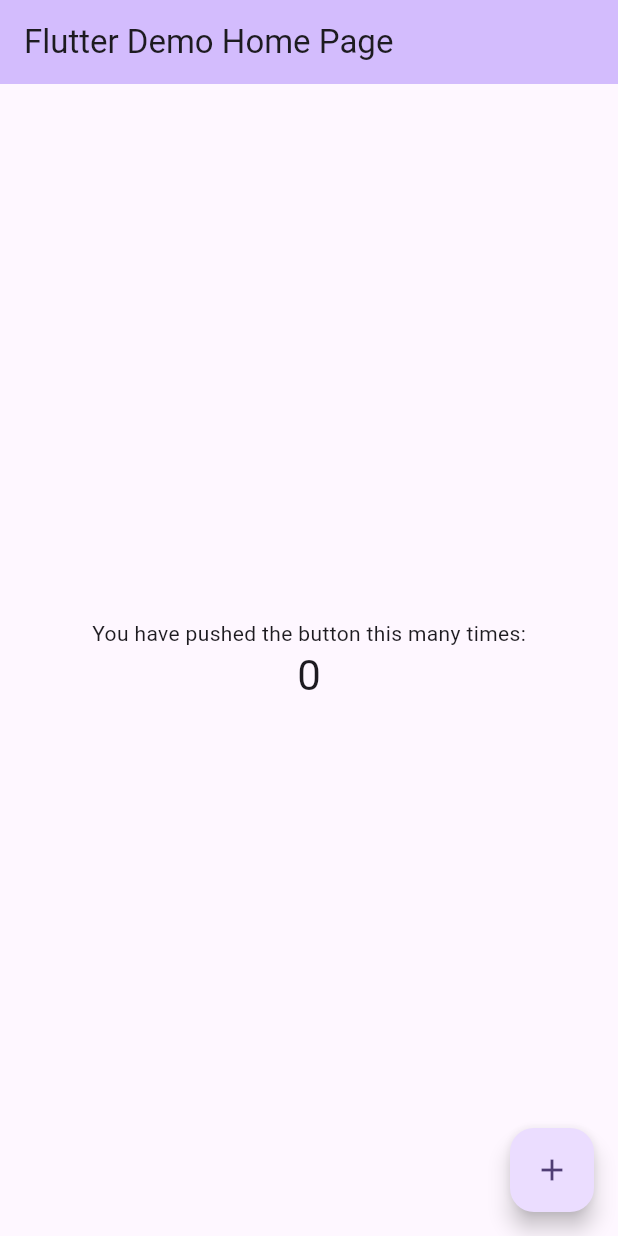
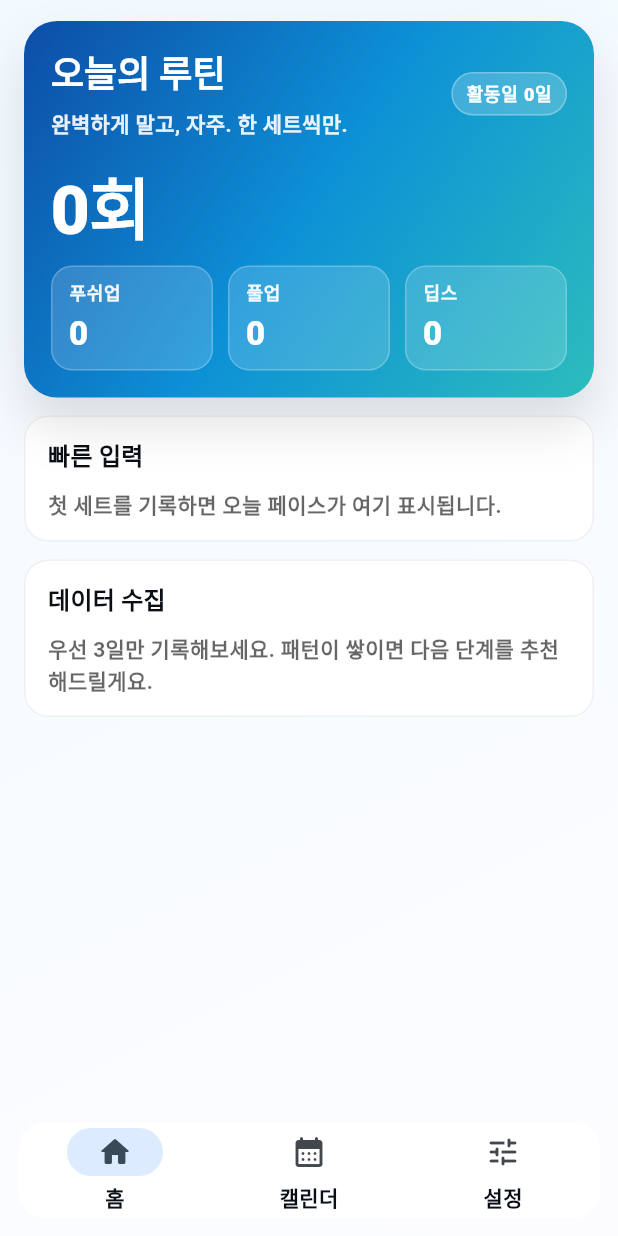
Before and after one commit to Forevernewvie/project-gtg-flutter, a Flutter app: the screen it shows after launch, on a phone screen of 412 x 824 dp. Run offline on Flutter 3.47's test engine with Material 3 defaults, Android fonts, the phone set to English and light mode, and no system bars; our stand-ins replace flutter_riverpod, go_router.

Commit message:
chore: init flutter app scaffold

```diff
--- /dev/null
+++ b/lib/app/app_shell.dart
@@ -0,0 +1,52 @@
+import 'dart:ui';
+
+import 'package:flutter/material.dart';
+import 'package:go_router/go_router.dart';
+
+import '../core/gtg_gradients.dart';
+
+class AppShell extends StatelessWidget {
+  const AppShell({super.key, required this.navigationShell});
+
+  final StatefulNavigationShell navigationShell;
+
+  @override
+  Widget build(BuildContext context) {
+    return DecoratedBox(
+      decoration: const BoxDecoration(gradient: GtgGradients.pageBackground),
+      child: Scaffold(
+        body: SafeArea(bottom: false, child: navigationShell),
+        bottomNavigationBar: SafeArea(
+          top: false,
+          child: Padding(
+            padding: const EdgeInsets.fromLTRB(12, 10, 12, 12),
+            child: ClipRRect(
+              borderRadius: BorderRadius.circular(18),
+              child: BackdropFilter(
+                filter: ImageFilter.blur(sigmaX: 18, sigmaY: 18),
+                child: NavigationBar(
+                  selectedIndex: navigationShell.currentIndex,
+                  onDestinationSelected: navigationShell.goBranch,
+                  destinations: const <NavigationDestination>[
+                    NavigationDestination(
+                      icon: Icon(Icons.home_rounded),
+                      label: '홈',
+                    ),
+                    NavigationDestination(
+                      icon: Icon(Icons.calendar_month_rounded),
+                      label: '캘린더',
+                    ),
+                    NavigationDestination(
+                      icon: Icon(Icons.tune_rounded),
+                      label: '설정',
+                    ),
+                  ],
+                ),
+              ),
+            ),
+          ),
+        ),
+      ),
+    );
+  }
+}
--- /dev/null
+++ b/lib/app/gtg_app.dart
@@ -0,0 +1,26 @@
+import 'package:flutter/material.dart';
+import 'package:go_router/go_router.dart';
+
+import '../core/gtg_theme.dart';
+import 'router.dart';
+
+class GtgApp extends StatefulWidget {
+  const GtgApp({super.key});
+
+  @override
+  State<GtgApp> createState() => _GtgAppState();
+}
+
+class _GtgAppState extends State<GtgApp> {
+  late final GoRouter _router = createRouter();
+
+  @override
+  Widget build(BuildContext context) {
+    return MaterialApp.router(
+      title: 'PROJECT GTG',
+      debugShowCheckedModeBanner: false,
+      theme: GtgTheme.light(),
+      routerConfig: _router,
+    );
+  }
+}
--- /dev/null
+++ b/lib/app/router.dart
@@ -0,0 +1,52 @@
+import 'package:flutter/material.dart';
+import 'package:go_router/go_router.dart';
+
+import '../features/calendar/calendar_screen.dart';
+import '../features/settings/settings_screen.dart';
+import '../features/workout/dashboard_screen.dart';
+import 'app_shell.dart';
+
+final _rootNavigatorKey = GlobalKey<NavigatorState>(debugLabel: 'root');
+
+GoRouter createRouter() {
+  return GoRouter(
+    navigatorKey: _rootNavigatorKey,
+    initialLocation: '/home',
+    routes: <RouteBase>[
+      StatefulShellRoute.indexedStack(
+        builder: (context, state, navigationShell) {
+          return AppShell(navigationShell: navigationShell);
+        },
+        branches: <StatefulShellBranch>[
+          StatefulShellBranch(
+            routes: <RouteBase>[
+              GoRoute(
+                path: '/home',
+                name: 'home',
+                builder: (context, state) => const DashboardScreen(),
+              ),
+            ],
+          ),
+          StatefulShellBranch(
+            routes: <RouteBase>[
+              GoRoute(
+                path: '/calendar',
+                name: 'calendar',
+                builder: (context, state) => const CalendarScreen(),
+              ),
+            ],
+          ),
+          StatefulShellBranch(
+            routes: <RouteBase>[
+              GoRoute(
+                path: '/settings',
+                name: 'settings',
+                builder: (context, state) => const SettingsScreen(),
+              ),
+            ],
+          ),
+        ],
+      ),
+    ],
+  );
+}
--- /dev/null
+++ b/lib/core/gtg_colors.dart
@@ -0,0 +1,15 @@
+import 'package:flutter/material.dart';
+
+abstract final class GtgColors {
+  static const accent = Color(0xFF1787DB);
+
+  static const textPrimary = Color(0xFF0A0F16);
+  static const textSecondary = Color(0xFF5B6472);
+
+  static const backgroundTop = Color(0xFFF2FAFF);
+  static const backgroundBottom = Color(0xFFFCFCFF);
+
+  static const hero1 = Color(0xFF0D4DA8);
+  static const hero2 = Color(0xFF0D91D6);
+  static const hero3 = Color(0xFF2BBDBD);
+}
--- /dev/null
+++ b/lib/core/gtg_gradients.dart
@@ -0,0 +1,17 @@
+import 'package:flutter/material.dart';
+
+import 'gtg_colors.dart';
+
+abstract final class GtgGradients {
+  static const pageBackground = LinearGradient(
+    begin: Alignment.topLeft,
+    end: Alignment.bottomRight,
+    colors: <Color>[GtgColors.backgroundTop, GtgColors.backgroundBottom],
+  );
+
+  static const hero = LinearGradient(
+    begin: Alignment.topLeft,
+    end: Alignment.bottomRight,
+    colors: <Color>[GtgColors.hero1, GtgColors.hero2, GtgColors.hero3],
+  );
+}
--- /dev/null
+++ b/lib/core/gtg_theme.dart
@@ -0,0 +1,45 @@
+import 'package:flutter/material.dart';
+
+import 'gtg_colors.dart';
+
+abstract final class GtgTheme {
+  static ThemeData light() {
+    final colorScheme = ColorScheme.fromSeed(
+      seedColor: GtgColors.accent,
+      brightness: Brightness.light,
+    );
+
+    return ThemeData(
+      useMaterial3: true,
+      colorScheme: colorScheme,
+      scaffoldBackgroundColor: Colors.transparent,
+      appBarTheme: const AppBarTheme(
+        backgroundColor: Colors.transparent,
+        elevation: 0,
+        surfaceTintColor: Colors.transparent,
+      ),
+      navigationBarTheme: NavigationBarThemeData(
+        height: 64,
+        backgroundColor: Colors.white.withValues(alpha: 0.92),
+        indicatorColor: colorScheme.primaryContainer.withValues(alpha: 0.75),
+        labelTextStyle: WidgetStateProperty.all(
+          const TextStyle(fontWeight: FontWeight.w600),
+        ),
+      ),
+      cardTheme: CardThemeData(
+        color: Colors.white,
+        surfaceTintColor: Colors.white,
+        margin: EdgeInsets.zero,
+        elevation: 0,
+        shape: RoundedRectangleBorder(
+          borderRadius: BorderRadius.circular(16),
+          side: BorderSide(color: Colors.black.withValues(alpha: 0.06)),
+        ),
+      ),
+      textTheme: Typography.blackCupertino.apply(
+        bodyColor: GtgColors.textPrimary,
+        displayColor: GtgColors.textPrimary,
+      ),
+    );
+  }
+}
--- /dev/null
+++ b/lib/features/calendar/calendar_screen.dart
@@ -0,0 +1,61 @@
+import 'package:flutter/material.dart';
+
+class CalendarScreen extends StatelessWidget {
+  const CalendarScreen({super.key});
+
+  @override
+  Widget build(BuildContext context) {
+    return Padding(
+      padding: const EdgeInsets.fromLTRB(16, 14, 16, 32),
+      child: Column(
+        crossAxisAlignment: CrossAxisAlignment.start,
+        children: <Widget>[
+          Text(
+            '캘린더',
+            style: Theme.of(
+              context,
+            ).textTheme.headlineSmall?.copyWith(fontWeight: FontWeight.w900),
+          ),
+          const SizedBox(height: 10),
+          Card(
+            child: Padding(
+              padding: const EdgeInsets.fromLTRB(16, 14, 16, 14),
+              child: Column(
+                crossAxisAlignment: CrossAxisAlignment.start,
+                children: <Widget>[
+                  Text(
+                    '월간 히트맵',
+                    style: Theme.of(context).textTheme.titleMedium?.copyWith(
+                      fontWeight: FontWeight.w900,
+                    ),
+                  ),
+                  const SizedBox(height: 8),
+                  Text(
+                    '기록이 쌓이면 날짜별 밀도가 색으로 표시됩니다.',
+                    style: Theme.of(context).textTheme.bodyMedium?.copyWith(
+                      color: Colors.black.withValues(alpha: 0.60),
+                      fontWeight: FontWeight.w600,
+                    ),
+                  ),
+                ],
+              ),
+            ),
+          ),
+          const SizedBox(height: 12),
+          Card(
+            child: Padding(
+              padding: const EdgeInsets.fromLTRB(16, 14, 16, 14),
+              child: Text(
+                '아직 기록이 없습니다. 홈에서 첫 세트를 기록해보세요.',
+                style: Theme.of(context).textTheme.bodyMedium?.copyWith(
+                  color: Colors.black.withValues(alpha: 0.60),
+                  fontWeight: FontWeight.w600,
+                ),
+              ),
+            ),
+          ),
+        ],
+      ),
+    );
+  }
+}
--- /dev/null
+++ b/lib/features/settings/settings_screen.dart
@@ -0,0 +1,55 @@
+import 'package:flutter/material.dart';
+
+class SettingsScreen extends StatelessWidget {
+  const SettingsScreen({super.key});
+
+  @override
+  Widget build(BuildContext context) {
+    return ListView(
+      padding: const EdgeInsets.fromLTRB(16, 14, 16, 32),
+      children: <Widget>[
+        Text(
+          '설정',
+          style: Theme.of(
+            context,
+          ).textTheme.headlineSmall?.copyWith(fontWeight: FontWeight.w900),
+        ),
+        const SizedBox(height: 10),
+        Card(
+          child: Column(
+            children: <Widget>[
+              ListTile(
+                leading: const Icon(Icons.notifications_active_rounded),
+                title: const Text('리마인더'),
+                subtitle: const Text('반복 주기, 조용한 시간, 주말 쉬기'),
+                trailing: const Icon(Icons.chevron_right_rounded),
+                onTap: () {},
+              ),
+              Divider(height: 1, color: Colors.black.withValues(alpha: 0.06)),
+              ListTile(
+                leading: const Icon(Icons.list_alt_rounded),
+                title: const Text('전체 기록'),
+                subtitle: const Text('날짜별/종목별로 모아보기'),
+                trailing: const Icon(Icons.chevron_right_rounded),
+                onTap: () {},
+              ),
+            ],
+          ),
+        ),
+        const SizedBox(height: 12),
+        Card(
+          child: Column(
+            children: <Widget>[
+              ListTile(
+                leading: const Icon(Icons.info_outline_rounded),
+                title: const Text('앱 정보'),
+                subtitle: const Text('PROJECT GTG'),
+                onTap: () {},
+              ),
+            ],
+          ),
+        ),
+      ],
+    );
+  }
+}
--- /dev/null
+++ b/lib/features/workout/dashboard_screen.dart
@@ -0,0 +1,230 @@
+import 'package:flutter/material.dart';
+
+import '../../core/gtg_gradients.dart';
+
+class DashboardScreen extends StatelessWidget {
+  const DashboardScreen({super.key});
+
+  @override
+  Widget build(BuildContext context) {
+    return CustomScrollView(
+      slivers: <Widget>[
+        SliverToBoxAdapter(
+          child: Padding(
+            padding: const EdgeInsets.fromLTRB(16, 14, 16, 12),
+            child: _HeroCard(),
+          ),
+        ),
+        SliverToBoxAdapter(
+          child: Padding(
+            padding: const EdgeInsets.fromLTRB(16, 0, 16, 12),
+            child: _EmptyQuickLogCard(),
+          ),
+        ),
+        SliverToBoxAdapter(
+          child: Padding(
+            padding: const EdgeInsets.fromLTRB(16, 0, 16, 32),
+            child: _NextStepCard(),
+          ),
+        ),
+      ],
+    );
+  }
+}
+
+class _HeroCard extends StatelessWidget {
+  @override
+  Widget build(BuildContext context) {
+    return DecoratedBox(
+      decoration: BoxDecoration(
+        gradient: GtgGradients.hero,
+        borderRadius: BorderRadius.circular(22),
+        boxShadow: <BoxShadow>[
+          BoxShadow(
+            color: Colors.black.withValues(alpha: 0.12),
+            blurRadius: 28,
+            offset: const Offset(0, 18),
+          ),
+        ],
+      ),
+      child: Padding(
+        padding: const EdgeInsets.fromLTRB(18, 18, 18, 18),
+        child: Column(
+          crossAxisAlignment: CrossAxisAlignment.start,
+          children: <Widget>[
+            Row(
+              mainAxisAlignment: MainAxisAlignment.spaceBetween,
+              children: <Widget>[
+                Column(
+                  crossAxisAlignment: CrossAxisAlignment.start,
+                  children: <Widget>[
+                    Text(
+                      '오늘의 루틴',
+                      style: Theme.of(context).textTheme.headlineSmall
+                          ?.copyWith(
+                            color: Colors.white,
+                            fontWeight: FontWeight.w900,
+                          ),
+                    ),
+                    const SizedBox(height: 6),
+                    Text(
+                      '완벽하게 말고, 자주. 한 세트씩만.',
+                      style: Theme.of(context).textTheme.bodyMedium?.copyWith(
+                        color: Colors.white.withValues(alpha: 0.9),
+                        fontWeight: FontWeight.w600,
+                      ),
+                    ),
+                  ],
+                ),
+                DecoratedBox(
+                  decoration: BoxDecoration(
+                    color: Colors.white.withValues(alpha: 0.20),
+                    borderRadius: BorderRadius.circular(999),
+                    border: Border.all(
+                      color: Colors.white.withValues(alpha: 0.28),
+                    ),
+                  ),
+                  child: Padding(
+                    padding: const EdgeInsets.symmetric(
+                      horizontal: 10,
+                      vertical: 6,
+                    ),
+                    child: Text(
+                      '활동일 0일',
+                      style: Theme.of(context).textTheme.labelMedium?.copyWith(
+                        color: Colors.white,
+                        fontWeight: FontWeight.w800,
+                      ),
+                    ),
+                  ),
+                ),
+              ],
+            ),
+            const SizedBox(height: 18),
+            Text(
+              '0회',
+              style: Theme.of(context).textTheme.displayMedium?.copyWith(
+                color: Colors.white,
+                fontWeight: FontWeight.w900,
+                letterSpacing: -0.5,
+              ),
+            ),
+            const SizedBox(height: 10),
+            Row(
+              children: <Widget>[
+                _MetricChip(label: '푸쉬업', value: '0'),
+                const SizedBox(width: 10),
+                _MetricChip(label: '풀업', value: '0'),
+                const SizedBox(width: 10),
+                _MetricChip(label: '딥스', value: '0'),
+              ],
+            ),
+          ],
+        ),
+      ),
+    );
+  }
+}
+
+class _MetricChip extends StatelessWidget {
+  const _MetricChip({required this.label, required this.value});
+
+  final String label;
+  final String value;
+
+  @override
+  Widget build(BuildContext context) {
+    return Expanded(
+      child: DecoratedBox(
+        decoration: BoxDecoration(
+          color: Colors.white.withValues(alpha: 0.16),
+          borderRadius: BorderRadius.circular(14),
+          border: Border.all(color: Colors.white.withValues(alpha: 0.22)),
+        ),
+        child: Padding(
+          padding: const EdgeInsets.symmetric(horizontal: 12, vertical: 10),
+          child: Column(
+            crossAxisAlignment: CrossAxisAlignment.start,
+            children: <Widget>[
+              Text(
+                label,
+                style: Theme.of(context).textTheme.labelMedium?.copyWith(
+                  color: Colors.white.withValues(alpha: 0.95),
+                  fontWeight: FontWeight.w800,
+                ),
+              ),
+              const SizedBox(height: 6),
+              Text(
+                value,
+                style: Theme.of(context).textTheme.titleLarge?.copyWith(
+                  color: Colors.white,
+                  fontWeight: FontWeight.w900,
+                ),
+              ),
+            ],
+          ),
+        ),
+      ),
+    );
+  }
+}
+
+class _EmptyQuickLogCard extends StatelessWidget {
+  @override
+  Widget build(BuildContext context) {
+    return Card(
+      child: Padding(
+        padding: const EdgeInsets.fromLTRB(16, 14, 16, 14),
+        child: Column(
+          crossAxisAlignment: CrossAxisAlignment.start,
+          children: <Widget>[
+            Text(
+              '빠른 입력',
+              style: Theme.of(
+                context,
+              ).textTheme.titleMedium?.copyWith(fontWeight: FontWeight.w900),
+            ),
+            const SizedBox(height: 10),
+            Text(
+              '첫 세트를 기록하면 오늘 페이스가 여기 표시됩니다.',
+              style: Theme.of(context).textTheme.bodyMedium?.copyWith(
+                color: Colors.black.withValues(alpha: 0.60),
+                fontWeight: FontWeight.w600,
+              ),
+            ),
+          ],
+        ),
+      ),
+    );
+  }
+}
+
+class _NextStepCard extends StatelessWidget {
+  @override
+  Widget build(BuildContext context) {
+    return Card(
+      child: Padding(
+        padding: const EdgeInsets.fromLTRB(16, 14, 16, 14),
+        child: Column(
+          crossAxisAlignment: CrossAxisAlignment.start,
+          children: <Widget>[
+            Text(
+              '데이터 수집',
+              style: Theme.of(
+                context,
+              ).textTheme.titleMedium?.copyWith(fontWeight: FontWeight.w900),
+            ),
+            const SizedBox(height: 10),
+            Text(
+              '우선 3일만 기록해보세요. 패턴이 쌓이면 다음 단계를 추천해드릴게요.',
+              style: Theme.of(context).textTheme.bodyMedium?.copyWith(
+                color: Colors.black.withValues(alpha: 0.60),
+                fontWeight: FontWeight.w600,
+              ),
+            ),
+          ],
+        ),
+      ),
+    );
+  }
+}
--- a/lib/main.dart
+++ b/lib/main.dart
@@ -1,122 +1,9 @@
 import 'package:flutter/material.dart';
+import 'package:flutter_riverpod/flutter_riverpod.dart';
+
+import 'app/gtg_app.dart';
 
 void main() {
-  runApp(const MyApp());
+  WidgetsFlutterBinding.ensureInitialized();
+  runApp(const ProviderScope(child: GtgApp()));
 }
-
-class MyApp extends StatelessWidget {
-  const MyApp({super.key});
-
-  // This widget is the root of your application.
-  @override
-  Widget build(BuildContext context) {
-    return MaterialApp(
-      title: 'Flutter Demo',
-      theme: ThemeData(
-        // This is the theme of your application.
-        //
-        // TRY THIS: Try running your application with "flutter run". You'll see
-        // the application has a purple toolbar. Then, without quitting the app,
-        // try changing the seedColor in the colorScheme below to Colors.green
-        // and then invoke "hot reload" (save your changes or press the "hot
-        // reload" button in a Flutter-supported IDE, or press "r" if you used
-        // the command line to start the app).
-        //
-        // Notice that the counter didn't reset back to zero; the application
-        // state is not lost during the reload. To reset the state, use hot
-        // restart instead.
-        //
-        // This works for code too, not just values: Most code changes can be
-        // tested with just a hot reload.
-        colorScheme: .fromSeed(seedColor: Colors.deepPurple),
-      ),
-      home: const MyHomePage(title: 'Flutter Demo Home Page'),
-    );
-  }
-}
-
-class MyHomePage extends StatefulWidget {
-  const MyHomePage({super.key, required this.title});
-
-  // This widget is the home page of your application. It is stateful, meaning
-  // that it has a State object (defined below) that contains fields that affect
-  // how it looks.
-
-  // This class is the configuration for the state. It holds the values (in this
-  // case the title) provided by the parent (in this case the App widget) and
-  // used by the build method of the State. Fields in a Widget subclass are
-  // always marked "final".
-
-  final String title;
-
-  @override
-  State<MyHomePage> createState() => _MyHomePageState();
-}
-
-class _MyHomePageState extends State<MyHomePage> {
-  int _counter = 0;
-
-  void _incrementCounter() {
-    setState(() {
-      // This call to setState tells the Flutter framework that something has
-      // changed in this State, which causes it to rerun the build method below
-      // so that the display can reflect the updated values. If we changed
-      // _counter without calling setState(), then the build method would not be
-      // called again, and so nothing would appear to happen.
-      _counter++;
-    });
-  }
-
-  @override
-  Widget build(BuildContext context) {
-    // This method is rerun every time setState is called, for instance as done
-    // by the _incrementCounter method above.
-    //
-    // The Flutter framework has been optimized to make rerunning build methods
-    // fast, so that you can just rebuild anything that needs updating rather
-    // than having to individually change instances of widgets.
-    return Scaffold(
-      appBar: AppBar(
-        // TRY THIS: Try changing the color here to a specific color (to
-        // Colors.amber, perhaps?) and trigger a hot reload to see the AppBar
-        // change color while the other colors stay the same.
-        backgroundColor: Theme.of(context).colorScheme.inversePrimary,
-        // Here we take the value from the MyHomePage object that was created by
-        // the App.build method, and use it to set our appbar title.
-        title: Text(widget.title),
-      ),
-      body: Center(
-        // Center is a layout widget. It takes a single child and positions it
-        // in the middle of the parent.
-        child: Column(
-          // Column is also a layout widget. It takes a list of children and
-          // arranges them vertically. By default, it sizes itself to fit its
-          // children horizontally, and tries to be as tall as its parent.
-          //
-          // Column has various properties to control how it sizes itself and
-          // how it positions its children. Here we use mainAxisAlignment to
-          // center the children vertically; the main axis here is the vertical
-          // axis because Columns are vertical (the cross axis would be
-          // horizontal).
-          //
-          // TRY THIS: Invoke "debug painting" (choose the "Toggle Debug Paint"
-          // action in the IDE, or press "p" in the console), to see the
-          // wireframe for each widget.
-          mainAxisAlignment: .center,
-          children: [
-            const Text('You have pushed the button this many times:'),
-            Text(
-              '$_counter',
-              style: Theme.of(context).textTheme.headlineMedium,
-            ),
-          ],
-        ),
-      ),
-      floatingActionButton: FloatingActionButton(
-        onPressed: _incrementCounter,
-        tooltip: 'Increment',
-        child: const Icon(Icons.add),
-      ),
-    );
-  }
-}
--- a/pubspec.yaml
+++ b/pubspec.yaml
@@ -34,6 +34,8 @@ dependencies:
   # The following adds the Cupertino Icons font to your application.
   # Use with the CupertinoIcons class for iOS style icons.
   cupertino_icons: ^1.0.8
+  flutter_riverpod: ^3.2.1
+  go_router: ^17.1.0
 
 dev_dependencies:
   flutter_test:
```
Also changed, not shown: analysis_options.yaml (+11 -24 lines), pubspec.lock, 8 other files.
